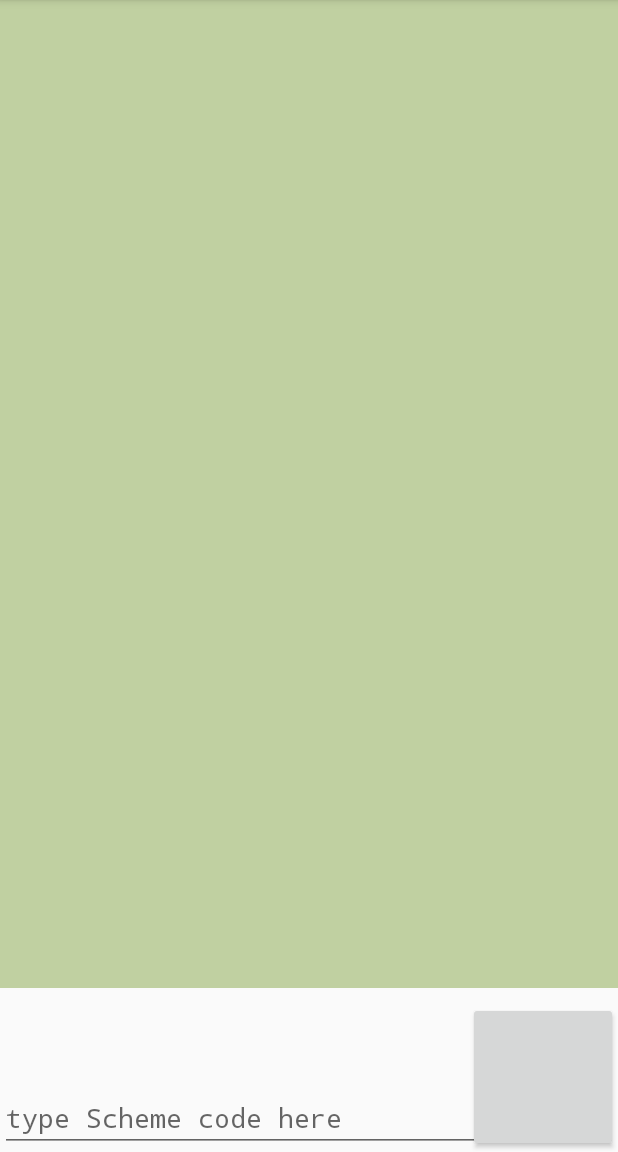
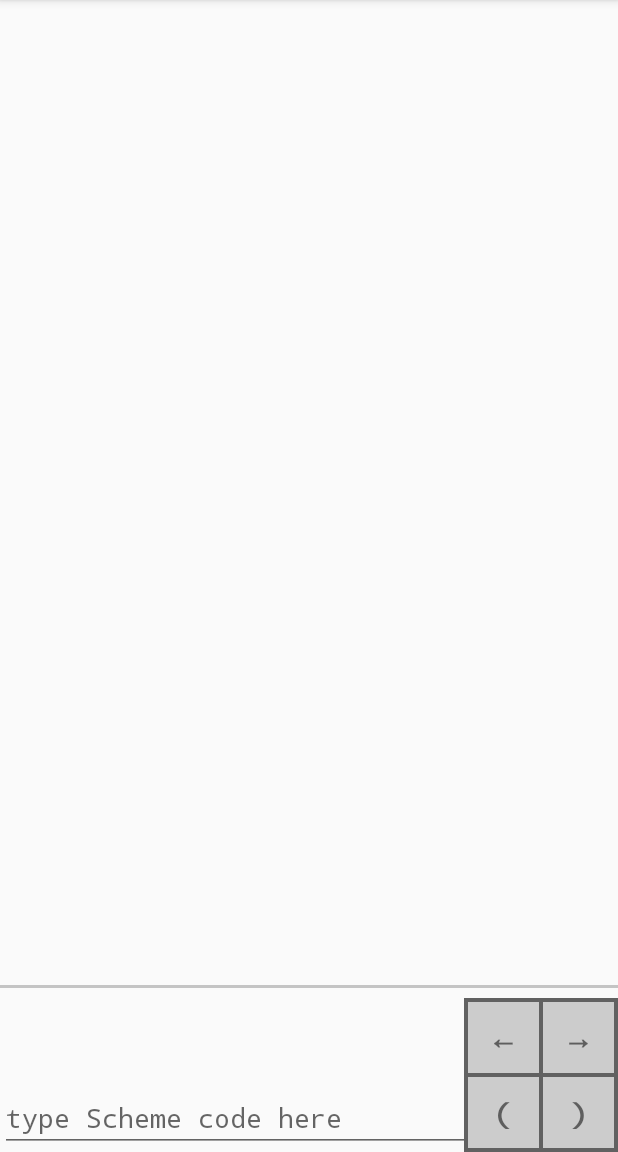
Before and after one commit to magicgoose/schemoid, an Android app: the screen it shows after launch (MainActivity), on a phone screen of 412 x 824 dp, the part 84-1236 px from its top. Run offline under Robolectric (Android 15) with nearby library versions, the phone set to English and light mode, and no system bars.

Commit message:
move REPL UI to fragment, add nicer buttons

```diff
--- a/app/src/main/java/magicgoose/schemoid/MainActivity.java
+++ b/app/src/main/java/magicgoose/schemoid/MainActivity.java
@@ -1,16 +1,26 @@
 package magicgoose.schemoid;
 
+import android.support.v4.app.FragmentManager;
 import android.support.v7.app.AppCompatActivity;
 import android.os.Bundle;
 import android.view.Menu;
 import android.view.MenuItem;
 
+import magicgoose.schemoid.fragment.ReplFragment;
+
 public class MainActivity extends AppCompatActivity {
+
+    private final static String ReplFragmentTag = "ReplFragment";
 
     @Override
     protected void onCreate(Bundle savedInstanceState) {
         super.onCreate(savedInstanceState);
-        setContentView(R.layout.activity_main);
+        final FragmentManager fm = getSupportFragmentManager();
+        if (fm.findFragmentByTag(ReplFragmentTag) == null) {
+            fm.beginTransaction()
+                    .add(android.R.id.content, new ReplFragment(), ReplFragmentTag)
+                    .commit();
+        }
     }
 
     @Override
--- /dev/null
+++ b/app/src/main/java/magicgoose/schemoid/fragment/ReplFragment.java
@@ -0,0 +1,24 @@
+package magicgoose.schemoid.fragment;
+
+import android.os.Bundle;
+import android.support.annotation.Nullable;
+import android.support.v4.app.Fragment;
+import android.view.LayoutInflater;
+import android.view.View;
+import android.view.ViewGroup;
+
+import magicgoose.schemoid.R;
+
+public class ReplFragment extends Fragment {
+    @Override
+    public void onCreate(final Bundle savedInstanceState) {
+        super.onCreate(savedInstanceState);
+        setRetainInstance(true);
+    }
+
+    @Nullable
+    @Override
+    public View onCreateView(final LayoutInflater inflater, final ViewGroup container, final Bundle savedInstanceState) {
+        return inflater.inflate(R.layout.repl, container, false);
+    }
+}
--- /dev/null
+++ b/app/src/main/res/drawable/editor_button_background.xml
@@ -0,0 +1,5 @@
+<?xml version="1.0" encoding="utf-8"?>
+<selector xmlns:android="http://schemas.android.com/apk/res/android">
+    <item android:state_pressed="true" android:drawable="@android:color/transparent"/>
+    <item android:drawable="@drawable/editor_button_normal"/>
+</selector>
--- /dev/null
+++ b/app/src/main/res/drawable/editor_button_normal.xml
@@ -0,0 +1,8 @@
+<?xml version="1.0" encoding="utf-8"?>
+<shape xmlns:android="http://schemas.android.com/apk/res/android"
+       android:shape="rectangle">
+    <solid android:color="@color/editor_button_normal"/>
+    <stroke
+        android:color="@color/editor_button_border"
+        android:width="@dimen/editor_button_border_size_half"/>
+</shape>
--- /dev/null
+++ b/app/src/main/res/layout/divider_horizontal.xml
@@ -0,0 +1,6 @@
+<?xml version="1.0" encoding="utf-8"?>
+<View xmlns:android="http://schemas.android.com/apk/res/android"
+      android:layout_width="match_parent"
+      android:layout_height="2dp"
+      android:background="@color/divider_color"
+    />
--- /dev/null
+++ b/app/src/main/res/layout/editor_buttons.xml
@@ -0,0 +1,50 @@
+<?xml version="1.0" encoding="utf-8"?>
+<LinearLayout xmlns:android="http://schemas.android.com/apk/res/android"
+              xmlns:tools="http://schemas.android.com/tools"
+              android:layout_width="wrap_content"
+              android:layout_height="wrap_content"
+              android:padding="@dimen/editor_button_border_size_half"
+              android:background="@color/editor_button_border"
+              android:orientation="horizontal"
+    >
+
+    <LinearLayout
+        android:layout_width="wrap_content"
+        android:layout_height="wrap_content"
+        android:orientation="vertical">
+
+        <TextView
+            android:id="@+id/eb_left_arrow"
+            style="@style/EditorButton"
+            android:text="←"
+            tools:ignore="HardcodedText"/>
+
+        <TextView
+            android:id="@+id/eb_left_paren"
+            style="@style/EditorButton"
+            android:text="("
+            tools:ignore="HardcodedText"/>
+
+    </LinearLayout>
+
+    <LinearLayout
+        android:layout_width="wrap_content"
+        android:layout_height="wrap_content"
+        android:orientation="vertical">
+
+        <TextView
+            android:id="@+id/eb_right_arrow"
+            style="@style/EditorButton"
+            android:text="→"
+            tools:ignore="HardcodedText"/>
+
+        <TextView
+            android:id="@+id/eb_right_paren"
+            style="@style/EditorButton"
+            android:text=")"
+            tools:ignore="HardcodedText"/>
+
+    </LinearLayout>
+
+
+</LinearLayout>
--- a/app/src/main/res/layout/activity_main.xml
+++ b/app/src/main/res/layout/repl.xml
@@ -16,6 +16,8 @@
             style="@style/ExecutionLog"
             />
 
+        <include layout="@layout/divider_horizontal"/>
+
         <EditText
             style="@style/CodeInput"
             android:id="@+id/code_input"
@@ -23,9 +25,10 @@
 
     </LinearLayout>
 
-    <Button
-        android:layout_width="100dp"
-        android:layout_height="100dp"
+    <include
+        layout="@layout/editor_buttons"
+        android:layout_width="wrap_content"
+        android:layout_height="wrap_content"
         android:layout_gravity="bottom|right"
         />
 
--- a/app/src/main/res/values/colors.xml
+++ b/app/src/main/res/values/colors.xml
@@ -1,5 +1,7 @@
 <?xml version="1.0" encoding="utf-8"?>
 <resources>
-    <color name="execution_log_background">#c0d0a1</color>
+    <color name="divider_color">#c4c4c4</color>
 
+    <color name="editor_button_normal">#cccccc</color>
+    <color name="editor_button_border">#616161</color>
 </resources>
--- a/app/src/main/res/values/dimens.xml
+++ b/app/src/main/res/values/dimens.xml
@@ -2,4 +2,7 @@
     <!-- Default screen margins, per the Android Design guidelines. -->
     <dimen name="activity_horizontal_margin">16dp</dimen>
     <dimen name="activity_vertical_margin">16dp</dimen>
+
+    <dimen name="editor_button_size">50dp</dimen>
+    <dimen name="editor_button_border_size_half">1dp</dimen>
 </resources>
--- a/app/src/main/res/values/styles.xml
+++ b/app/src/main/res/values/styles.xml
@@ -1,4 +1,4 @@
-<resources>
+<resources xmlns:tools="http://schemas.android.com/tools">
 
     <!-- Base application theme. -->
     <style name="AppTheme" parent="Theme.AppCompat.Light.DarkActionBar">
@@ -17,9 +17,18 @@
     </style>
 
     <style name="ExecutionLog">
-        <item name="android:background">@color/execution_log_background</item>
+    </style>
+
+    <style name="EditorButton">
+        <item name="android:layout_width">@dimen/editor_button_size</item>
+        <item name="android:layout_height">@dimen/editor_button_size</item>
+        <item name="android:background">@drawable/editor_button_background</item>
+        <item name="android:typeface">monospace</item>
+        <item name="android:textStyle">bold</item>
+        <item name="android:gravity">center</item>
+        <item name="android:textSize" tools:ignore="SpUsage">20dp</item>
+        <item name="android:clickable">true</item>
     </style>
 
     <string name="code_input_hint">type Scheme code here</string>
-
 </resources>
```
